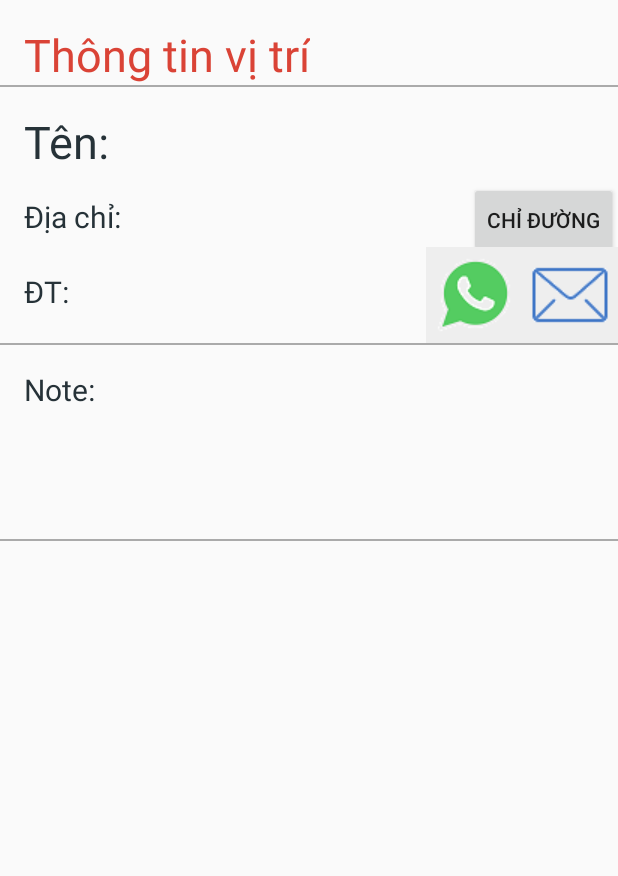
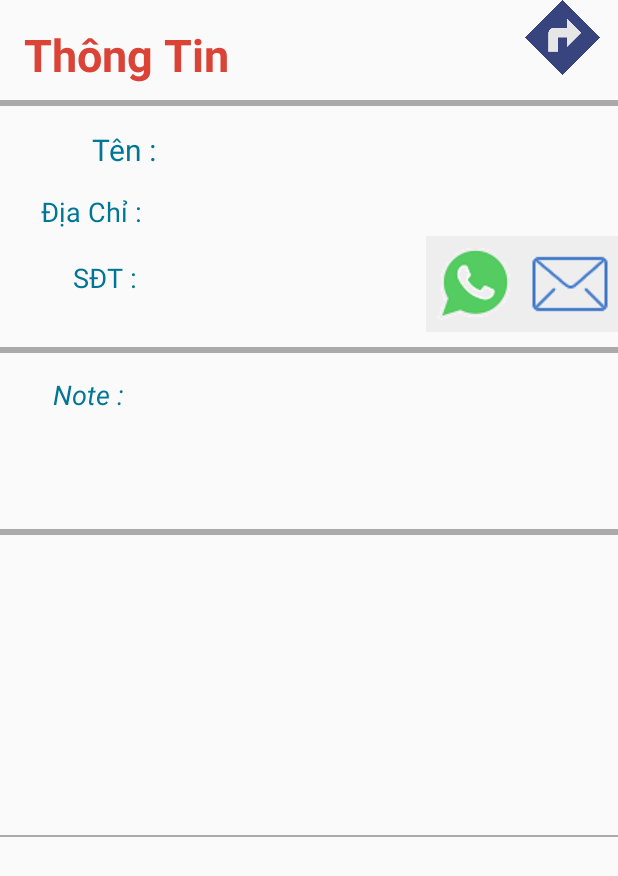
Before and after one commit to trandinhlam/AndroidProjectGroup32, an Android app: the ThongTinViTri screen opened directly, with no data from a screen before it, on a phone screen of 412 x 824 dp. Shown: the top 876 px of the screen. Run offline under Robolectric (Android 15) with nearby library versions, the phone set to English and light mode, and no system bars; 1 statement that could not run was skipped.

Commit message:
- Chỉnh sửa giao diện - Tất cả tải bản này về và làm tiếp

```diff
--- a/LoactionSaver/app/src/main/java/com/example/thekiet/loactionsaver/ThongTinViTri.java
+++ b/LoactionSaver/app/src/main/java/com/example/thekiet/loactionsaver/ThongTinViTri.java
@@ -26,7 +26,7 @@ public class ThongTinViTri extends Activity {
     TextView txtTen,txtDiachi,txtDT, txtnote;
     ImageView hinh;
     Activity currentAct;
-    Button btnChiDuong;
+    ImageView btnChiDuong;
     ImageView imageGoiDien,imageNhanTin;
     @Override
     protected void onCreate(Bundle savedInstanceState) {
@@ -42,7 +42,7 @@ public class ThongTinViTri extends Activity {
         txtnote =(TextView) findViewById(R.id.Note);
 
         hinh= (ImageView) findViewById(R.id.hinhanhchitiet);
-        btnChiDuong=(Button) findViewById(R.id.btnChiDuong);
+        btnChiDuong=(ImageView) findViewById(R.id.btnChiDuong);
         imageGoiDien=(ImageView) findViewById(R.id.ImageGoiDienThoai);
         imageGoiDien.setImageResource(R.drawable.icon_call);
         imageNhanTin=(ImageView) findViewById(R.id.ImageGuiTinNhan);
@@ -55,9 +55,9 @@ public class ThongTinViTri extends Activity {
             item= (ItemDanhBa) mybundle.getSerializable("item");
 
             txtTen.setText(item.getTen());
-            txtDiachi.setText("Địa chỉ: "+item.getDiaChi());
-            txtDT.setText("ĐT: "+item.getSDT());
-            txtnote.setText("Note: \n\t"+item.getNote());
+            txtDiachi.setText(item.getDiaChi());
+            txtDT.setText(item.getSDT());
+            txtnote.setText(item.getNote());
 
 
             if(item.getHinhAnh()!= null){
--- a/LoactionSaver/app/src/main/res/layout/itemdanhba_chitiet_layout.xml
+++ b/LoactionSaver/app/src/main/res/layout/itemdanhba_chitiet_layout.xml
@@ -1,34 +1,12 @@
 <?xml version="1.0" encoding="utf-8"?>
+<ScrollView xmlns:android="http://schemas.android.com/apk/res/android"
+    android:layout_width="fill_parent"
+    android:layout_height="fill_parent">
+
     <LinearLayout xmlns:android="http://schemas.android.com/apk/res/android"
         android:layout_width="match_parent"
         android:layout_height="match_parent"
         android:orientation="vertical">
-
-
-    <TextView
-        android:id="@+id/TieuDe"
-        android:layout_width="wrap_content"
-        android:layout_height="wrap_content"
-        android:paddingLeft="@dimen/fab_margin"
-        android:paddingTop="@dimen/fab_margin"
-        android:text="Thông tin vị trí"
-        android:textColor="#DA4336"
-        android:textSize="@dimen/titleTextSize" />
-
-    <View
-        android:layout_width="match_parent"
-        android:layout_height="1dp"
-        android:background="@android:color/darker_gray" />
-
-    <TextView
-        android:id="@+id/TenDiaDiem"
-        android:layout_width="match_parent"
-        android:layout_height="wrap_content"
-        android:paddingLeft="@dimen/fab_margin"
-        android:paddingTop="@dimen/fab_margin"
-        android:text="Tên:"
-        android:textColor="@color/textcolor1"
-        android:textSize="@dimen/Itemtextsize" />
 
         <LinearLayout
             android:layout_width="match_parent"
@@ -36,23 +14,29 @@
             android:orientation="horizontal">
 
             <TextView
-            android:id="@+id/DiaChi"
-            android:layout_width="300dp"
+                android:layout_width="match_parent"
                 android:layout_height="wrap_content"
-            android:layout_weight="1"
+                android:text="Thông Tin"
                 android:paddingLeft="@dimen/fab_margin"
                 android:paddingTop="@dimen/fab_margin"
-            android:text="Địa chỉ:"
-            android:textColor="@color/textcolor1"
-            android:textSize="@dimen/Itemtextsize2" />
-
-        <Button
+                android:textColor="#DA4336"
+                android:textStyle="bold"
+                android:textSize="@dimen/titleTextSize"
+                android:layout_weight="1" />
+            <ImageView
                 android:id="@+id/btnChiDuong"
-            android:layout_width="wrap_content"
+                android:layout_width="200dp"
                 android:layout_height="50dp"
-
-            android:text="Chỉ đường" />
+                android:src="@drawable/icon_chiduong"
+                android:layout_weight="2"
+                android:paddingRight="7dp"
+                android:text=""/>
         </LinearLayout>
+        <View
+            android:layout_width="match_parent"
+            android:layout_height="4dp"
+            android:layout_marginTop="10dp"
+            android:background="@android:color/darker_gray" />
 
         <LinearLayout
             android:layout_width="match_parent"
@@ -60,50 +44,142 @@
             android:orientation="horizontal">
 
             <TextView
+                android:id="@+id/textView2"
+                android:layout_width="match_parent"
+                android:layout_height="wrap_content"
+                android:layout_marginLeft="15dp"
+                android:layout_marginTop="15dp"
+                android:layout_weight="3"
+                android:gravity="right"
+                android:text="Tên :"
+                android:textColor="#007697"
+                android:textSize="9pt" />
+
+            <TextView
+                android:id="@+id/TenDiaDiem"
+                android:layout_width="match_parent"
+                android:layout_height="wrap_content"
+                android:layout_marginTop="15dp"
+                android:layout_marginLeft="10dp"
+                android:layout_weight="1"
+                android:maxLines="1"
+                android:scrollbars = "horizontal"
+
+                android:textSize="8pt" />
+        </LinearLayout>
+
+        <LinearLayout
+            android:layout_width="match_parent"
+            android:layout_height="wrap_content"
+            android:orientation="horizontal"
+            android:paddingLeft="12dp">
+
+            <TextView
+                android:layout_width="wrap_content"
+                android:layout_height="wrap_content"
+                android:layout_marginLeft="15dp"
+                android:layout_marginTop="15dp"
+
+                android:gravity="right"
+                android:text="Địa Chỉ :"
+                android:textColor="#007697"
+                android:textSize="8pt" />
+
+            <TextView
+                android:id="@+id/DiaChi"
+                android:layout_width="match_parent"
+                android:layout_height="wrap_content"
+                android:layout_marginTop="15dp"
+                android:maxLines="3"
+                android:overScrollMode="always"
+                android:scrollbarStyle="insideInset"
+                android:layout_marginLeft="10dp"
+                android:scrollbars="horizontal"
+
+                android:textSize="8pt" />
+
+        </LinearLayout>
+
+        <LinearLayout
+            android:layout_width="match_parent"
+            android:layout_height="wrap_content"
+            android:orientation="horizontal"
+            android:paddingLeft="12dp">
+
+            <TextView
+                android:layout_width="wrap_content"
+                android:layout_height="wrap_content"
+                android:layout_marginLeft="36dp"
+                android:layout_marginTop="15dp"
+                android:gravity="right"
+                android:text="SĐT :"
+                android:textColor="#007697"
+                android:textSize="8pt" />
+
+            <TextView
                 android:id="@+id/SDT"
-            android:layout_width="300dp"
+                android:layout_width="match_parent"
                 android:layout_height="wrap_content"
-            android:paddingBottom="@dimen/fab_margin"
-            android:paddingLeft="@dimen/fab_margin"
-            android:paddingTop="@dimen/fab_margin"
-            android:text="ĐT:"
-            android:textColor="@color/textcolor1"
                 android:layout_weight="2"
-            android:textSize="@dimen/Itemtextsize2" />
+                android:layout_marginLeft="10dp"
+                android:layout_marginTop="15dp"
+                android:maxLines="3"
+                android:overScrollMode="always"
+                android:scrollbarStyle="insideInset"
+                android:scrollbars="horizontal"
+
+                android:textSize="8pt" />
 
             <ImageView
                 android:id="@+id/ImageGoiDienThoai"
                 android:layout_width="wrap_content"
                 android:layout_height="wrap_content"
+                android:src="@drawable/icon_call"
                 />
 
             <ImageView
                 android:id="@+id/ImageGuiTinNhan"
                 android:layout_width="wrap_content"
                 android:layout_height="wrap_content"
+                android:src="@drawable/icon_message"
                 />
+
+
         </LinearLayout>
 
         <View
             android:layout_width="match_parent"
-        android:layout_height="1dp"
+            android:layout_height="4dp"
+            android:layout_marginTop="10dp"
             android:background="@android:color/darker_gray" />
+
+
+        <TextView
+            android:layout_width="match_parent"
+            android:layout_height="wrap_content"
+            android:layout_marginLeft="35dp"
+            android:layout_marginTop="15dp"
+            android:text="Note :"
+            android:textColor="#007697"
+            android:textSize="8pt"
+            android:textStyle="italic" />
 
         <TextView
             android:id="@+id/Note"
             android:layout_width="match_parent"
             android:layout_height="wrap_content"
-        android:paddingBottom="@dimen/fab_margin"
-        android:paddingLeft="@dimen/fab_margin"
-        android:paddingTop="@dimen/fab_margin"
-        android:text="Note: \n\n\n"
-        android:textColor="@color/textcolor1"
-        android:textSize="@dimen/Itemtextsize2" />
-
+            android:lines="3"
+            android:overScrollMode="always"
+            android:scrollbarStyle="insideInset"
+            android:scrollbars="vertical"
+            android:textSize="8pt"
+            android:layout_marginLeft="10dp"
+            android:paddingLeft="10dp"/>
 
         <View
             android:layout_width="match_parent"
-        android:layout_height="1dp"
+            android:layout_height="4dp"
+            android:layout_marginTop="10dp"
             android:background="@android:color/darker_gray" />
 
         <ImageView
@@ -112,4 +188,12 @@
             android:layout_height="@dimen/imagesize"
             android:layout_gravity="center_horizontal"
             android:paddingTop="@dimen/fab_margin" />
+
+        <View
+            android:layout_width="match_parent"
+            android:layout_height="1dp"
+            android:background="@android:color/darker_gray" />
+
+
     </LinearLayout>
+</ScrollView>
--- a/LoactionSaver/app/src/main/res/layout/itemdanhba_chitiet_them_sua_layout.xml
+++ b/LoactionSaver/app/src/main/res/layout/itemdanhba_chitiet_them_sua_layout.xml
@@ -16,7 +16,8 @@
         android:paddingLeft="@dimen/fab_margin"
         android:paddingTop="@dimen/fab_margin"
         android:text="Cập nhật thông tin"
-        android:textColor="@color/colorred"
+        android:textColor="#DA4336"
+        android:textStyle="bold"
         android:textSize="@dimen/titleTextSize" />
 
     <View
@@ -36,8 +37,8 @@
             android:paddingLeft="@dimen/fab_margin"
             android:paddingTop="@dimen/fab_margin"
             android:text="Tên:"
-            android:textColor="@color/colorred"
-            android:textSize="@dimen/Itemtextsize" />
+            android:textColor="#007697"
+            android:textSize="9pt" />
 
         <EditText
             android:id="@+id/editTen"
@@ -59,8 +60,8 @@
             android:paddingLeft="@dimen/fab_margin"
             android:paddingTop="@dimen/fab_margin"
             android:text="Địa chỉ: "
-            android:textColor="@color/colorred"
-            android:textSize="@dimen/Itemtextsize" />
+            android:textColor="#007697"
+            android:textSize="9pt" />
 
         <EditText
             android:id="@+id/editDiaChi"
@@ -93,8 +94,8 @@
             android:paddingLeft="@dimen/fab_margin"
             android:paddingTop="@dimen/fab_margin"
             android:text="ĐT:"
-            android:textColor="@color/colorred"
-            android:textSize="@dimen/Itemtextsize" />
+            android:textColor="#007697"
+            android:textSize="9pt" />
 
         <EditText
             android:id="@+id/editSDT"
@@ -106,13 +107,14 @@
 
         <TextView
 
+            android:id="@+id/textView"
             android:layout_width="wrap_content"
             android:layout_height="wrap_content"
             android:paddingLeft="@dimen/fab_margin"
             android:paddingTop="@dimen/fab_margin"
             android:text="Note:"
-        android:textColor="@color/colorred"
-        android:textSize="@dimen/Itemtextsize" />
+            android:textColor="#007697"
+            android:textSize="9pt" />
 
         <EditText
         android:id="@+id/editNote"
@@ -133,7 +135,8 @@
 
     <LinearLayout
         android:layout_width="match_parent"
-        android:layout_height="wrap_content">
+        android:layout_height="wrap_content"
+        android:layout_marginBottom="20dp">
 
 
 
@@ -143,7 +146,15 @@
             android:layout_height="wrap_content"
             android:layout_marginLeft="10dp"
             android:layout_weight="2"
-            android:text="Lưu" />
+            android:text="Lưu"
+            android:background="#26316F"
+            android:textColor="#fff"/>
+
+        <Button
+            android:layout_width="50dp"
+            android:layout_height="wrap_content"
+            android:visibility="invisible"
+            />
 
         <Button
             android:id="@+id/btnCancel"
@@ -151,7 +162,8 @@
             android:layout_height="wrap_content"
             android:layout_marginRight="10dp"
             android:layout_weight="2"
-            android:text="Hủy" />
+            android:text="Hủy"
+            />
        </LinearLayout>
 
     </LinearLayout>
--- a/LoactionSaver/app/src/main/res/layout/layout_themdanhba.xml
+++ b/LoactionSaver/app/src/main/res/layout/layout_themdanhba.xml
@@ -17,14 +17,18 @@
                 android:layout_width="match_parent"
                 android:layout_height="wrap_content"
                 android:text="Thông tin danh bạ"
-                android:textColor="#009785"
+                android:layout_marginTop="20dp"
+                android:layout_marginLeft="10dp"
                 android:layout_weight="1"
+                android:textColor="#DA4336"
+                android:textStyle="bold"
                 android:textSize="11pt" />
             <ImageView
                 android:id="@+id/btnadd"
                 android:layout_width="200dp"
                 android:layout_height="50dp"
                 android:layout_weight="2"
+                android:layout_marginTop="10dp"
                 android:src="@drawable/icon_luu"/>
         </LinearLayout>
 
@@ -49,9 +53,9 @@
                 android:layout_width="match_parent"
                 android:layout_height="wrap_content"
                 android:layout_marginTop="15dp"
+                android:layout_marginLeft="10dp"
                 android:layout_weight="1"
                 android:scrollbars = "horizontal"
-                android:textColor="#007697"
                 android:textSize="8pt" />
         </LinearLayout>
 
@@ -75,14 +79,15 @@
                 android:id="@+id/tvdiachi_add"
                 android:layout_width="match_parent"
                 android:layout_height="wrap_content"
+                android:layout_marginLeft="10dp"
                 android:layout_marginTop="15dp"
                 android:layout_weight="2"
+                android:enabled="false"
                 android:overScrollMode="always"
                 android:scrollbarStyle="insideInset"
                 android:scrollbars="horizontal"
-                android:textColor="#007697"
-                android:enabled="false"
                 android:textSize="8pt" />
+
             <Button
                 android:id="@+id/btnTim"
                 android:layout_width="60dp"
@@ -120,9 +125,9 @@
             android:overScrollMode="always"
             android:scrollbarStyle="insideInset"
             android:scrollbars="horizontal"
-            android:textColor="#007697"
             android:textSize="8pt"
-            android:inputType="phone"/>
+            android:inputType="phone"
+            android:layout_marginLeft="10dp"/>
         <TextView
             android:layout_width="match_parent"
             android:layout_height="wrap_content"
@@ -137,6 +142,7 @@
             android:id="@+id/tvnote_add"
             android:layout_width="match_parent"
             android:layout_height="wrap_content"
+            android:layout_marginLeft="10dp"
             android:lines="3"
             android:overScrollMode="always"
             android:scrollbarStyle="insideInset"
--- a/LoactionSaver/app/src/main/res/layout/layout_xemthongtingoiy.xml
+++ b/LoactionSaver/app/src/main/res/layout/layout_xemthongtingoiy.xml
@@ -66,11 +66,12 @@
                 android:id="@+id/tvten_tt"
                 android:layout_width="match_parent"
                 android:layout_height="wrap_content"
+                android:layout_marginLeft="10dp"
                 android:layout_marginTop="15dp"
                 android:layout_weight="1"
                 android:maxLines="1"
                 android:scrollbars = "horizontal"
-                android:textColor="#007697"
+
                 android:textSize="8pt" />
         </LinearLayout>
 
@@ -97,10 +98,11 @@
                 android:layout_height="wrap_content"
                 android:layout_marginTop="15dp"
                 android:maxLines="3"
+                android:layout_marginLeft="10dp"
                 android:overScrollMode="always"
                 android:scrollbarStyle="insideInset"
                 android:scrollbars="horizontal"
-                android:textColor="#007697"
+
                 android:textSize="8pt" />
 
         </LinearLayout>
@@ -131,6 +133,7 @@
             android:scrollbarStyle="insideInset"
             android:scrollbars="vertical"
             android:textSize="8pt"
+            android:layout_marginLeft="10dp"
             android:paddingLeft="10dp"/>
 
         <View
--- a/LoactionSaver/app/src/main/res/layout/toolbar_idea.xml
+++ b/LoactionSaver/app/src/main/res/layout/toolbar_idea.xml
@@ -6,7 +6,7 @@
     <EditText
         android:id="@+id/editKhoangCach"
         android:layout_width="wrap_content"
-        android:layout_height="wrap_content"
+        android:layout_height="30dp"
         android:layout_weight="4"
         android:textSize="8pt"
         android:layout_marginTop="5dp"
```
Lines whose indentation alone changed are shown as unchanged.
